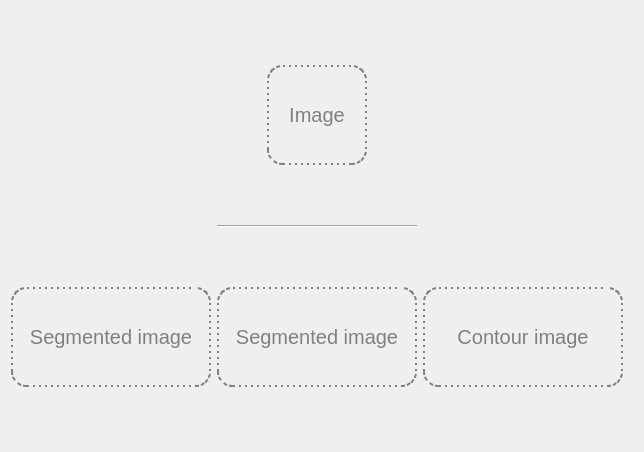
Armine13/Segmentation_Project, file GUI/tab.ui: the form before one commit.
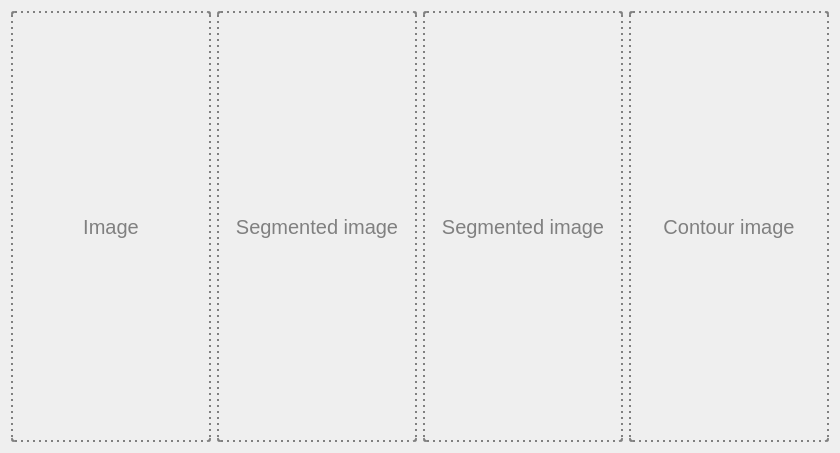
The form after the commit.

The edit to the form file:
```diff
--- a/GUI/tab.ui
+++ b/GUI/tab.ui
@@ -6,240 +6,115 @@
    <rect>
     <x>0</x>
     <y>0</y>
-    <width>644</width>
-    <height>452</height>
+    <width>840</width>
+    <height>453</height>
    </rect>
   </property>
   <property name="windowTitle">
    <string>Form</string>
   </property>
   <layout class="QGridLayout" name="gridLayout">
-   <item row="8" column="0">
-    <spacer name="horizontalSpacer_3">
-     <property name="orientation">
-      <enum>Qt::Horizontal</enum>
-     </property>
-     <property name="sizeHint" stdset="0">
-      <size>
-       <width>100</width>
-       <height>97</height>
-      </size>
-     </property>
-    </spacer>
-   </item>
-   <item row="6" column="2">
-    <spacer name="verticalSpacer_4">
-     <property name="orientation">
-      <enum>Qt::Vertical</enum>
-     </property>
-     <property name="sizeHint" stdset="0">
-      <size>
-       <width>20</width>
-       <height>40</height>
-      </size>
-     </property>
-    </spacer>
-   </item>
-   <item row="2" column="0">
-    <spacer name="horizontalSpacer">
-     <property name="orientation">
-      <enum>Qt::Horizontal</enum>
-     </property>
-     <property name="sizeHint" stdset="0">
-      <size>
-       <width>40</width>
-       <height>20</height>
-      </size>
-     </property>
-    </spacer>
-   </item>
-   <item row="0" column="2">
-    <spacer name="verticalSpacer_2">
-     <property name="orientation">
-      <enum>Qt::Vertical</enum>
-     </property>
-     <property name="sizeHint" stdset="0">
-      <size>
-       <width>20</width>
-       <height>28</height>
-      </size>
-     </property>
-    </spacer>
-   </item>
-   <item row="8" column="5">
-    <spacer name="horizontalSpacer_4">
-     <property name="orientation">
-      <enum>Qt::Horizontal</enum>
-     </property>
-     <property name="sizeHint" stdset="0">
-      <size>
-       <width>131</width>
-       <height>20</height>
-      </size>
-     </property>
-    </spacer>
-   </item>
-   <item row="8" column="3">
-    <widget class="QLabel" name="label_cont">
-     <property name="minimumSize">
-      <size>
-       <width>200</width>
-       <height>100</height>
-      </size>
-     </property>
-     <property name="font">
-      <font>
-       <pointsize>15</pointsize>
-      </font>
-     </property>
-     <property name="autoFillBackground">
-      <bool>false</bool>
-     </property>
-     <property name="styleSheet">
-      <string notr="true">border-style: dotted; 
+   <item row="0" column="0">
+    <layout class="QGridLayout" name="gridLayout_main">
+     <item row="0" column="2">
+      <widget class="QLabel" name="label_seg_1">
+       <property name="minimumSize">
+        <size>
+         <width>200</width>
+         <height>400</height>
+        </size>
+       </property>
+       <property name="font">
+        <font>
+         <pointsize>15</pointsize>
+        </font>
+       </property>
+       <property name="autoFillBackground">
+        <bool>false</bool>
+       </property>
+       <property name="styleSheet">
+        <string notr="true">border-style: dotted; 
 border-color: grey;
 border-width: 1.5px;
-border-radius: 15px;
+border-radius: 3px;
 color: grey;</string>
-     </property>
-     <property name="text">
-      <string>Contour image</string>
-     </property>
-     <property name="alignment">
-      <set>Qt::AlignCenter</set>
-     </property>
-    </widget>
-   </item>
-   <item row="8" column="2" alignment="Qt::AlignHCenter">
-    <widget class="QLabel" name="label_seg">
-     <property name="minimumSize">
-      <size>
-       <width>200</width>
-       <height>100</height>
-      </size>
-     </property>
-     <property name="maximumSize">
-      <size>
-       <width>200</width>
-       <height>16777215</height>
-      </size>
-     </property>
-     <property name="font">
-      <font>
-       <pointsize>15</pointsize>
-      </font>
-     </property>
-     <property name="autoFillBackground">
-      <bool>false</bool>
-     </property>
-     <property name="styleSheet">
-      <string notr="true">border-style: dotted; 
+       </property>
+       <property name="text">
+        <string>Segmented image</string>
+       </property>
+       <property name="alignment">
+        <set>Qt::AlignCenter</set>
+       </property>
+      </widget>
+     </item>
+     <item row="0" column="1">
+      <widget class="QLabel" name="label_seg">
+       <property name="minimumSize">
+        <size>
+         <width>200</width>
+         <height>400</height>
+        </size>
+       </property>
+       <property name="font">
+        <font>
+         <pointsize>15</pointsize>
+        </font>
+       </property>
+       <property name="autoFillBackground">
+        <bool>false</bool>
+       </property>
+       <property name="styleSheet">
+        <string notr="true">border-style: dotted; 
 border-color: grey;
 border-width: 1.5px;
-border-radius: 15px;
+border-radius: 3px;
 color: grey;</string>
-     </property>
-     <property name="text">
-      <string>Segmented image</string>
-     </property>
-     <property name="alignment">
-      <set>Qt::AlignCenter</set>
-     </property>
-    </widget>
-   </item>
-   <item row="8" column="1">
-    <widget class="QLabel" name="label_seg_1">
-     <property name="minimumSize">
-      <size>
-       <width>200</width>
-       <height>100</height>
-      </size>
-     </property>
-     <property name="font">
-      <font>
-       <pointsize>15</pointsize>
-      </font>
-     </property>
-     <property name="autoFillBackground">
-      <bool>false</bool>
-     </property>
-     <property name="styleSheet">
-      <string notr="true">border-style: dotted; 
+       </property>
+       <property name="text">
+        <string>Segmented image</string>
+       </property>
+       <property name="alignment">
+        <set>Qt::AlignCenter</set>
+       </property>
+      </widget>
+     </item>
+     <item row="0" column="3">
+      <widget class="QLabel" name="label_cont">
+       <property name="minimumSize">
+        <size>
+         <width>200</width>
+         <height>400</height>
+        </size>
+       </property>
+       <property name="font">
+        <font>
+         <pointsize>15</pointsize>
+        </font>
+       </property>
+       <property name="autoFillBackground">
+        <bool>false</bool>
+       </property>
+       <property name="styleSheet">
+        <string notr="true">border-style: dotted; 
 border-color: grey;
 border-width: 1.5px;
-border-radius: 15px;
+border-radius: 3px;
 color: grey;</string>
-     </property>
-     <property name="text">
-      <string>Segmented image</string>
-     </property>
-     <property name="alignment">
-      <set>Qt::AlignCenter</set>
-     </property>
-    </widget>
-   </item>
-   <item row="9" column="2">
-    <spacer name="verticalSpacer_3">
-     <property name="orientation">
-      <enum>Qt::Vertical</enum>
-     </property>
-     <property name="sizeHint" stdset="0">
-      <size>
-       <width>20</width>
-       <height>28</height>
-      </size>
-     </property>
-    </spacer>
-   </item>
-   <item row="3" column="2">
-    <spacer name="verticalSpacer">
-     <property name="orientation">
-      <enum>Qt::Vertical</enum>
-     </property>
-     <property name="sizeHint" stdset="0">
-      <size>
-       <width>20</width>
-       <height>40</height>
-      </size>
-     </property>
-    </spacer>
-   </item>
-   <item row="4" column="2">
-    <widget class="Line" name="line">
-     <property name="orientation">
-      <enum>Qt::Horizontal</enum>
-     </property>
-    </widget>
-   </item>
-   <item row="2" column="2">
-    <layout class="QHBoxLayout" name="horizontalLayout">
-     <property name="spacing">
-      <number>0</number>
-     </property>
-     <property name="sizeConstraint">
-      <enum>QLayout::SetMinimumSize</enum>
-     </property>
-     <item>
+       </property>
+       <property name="text">
+        <string>Contour image</string>
+       </property>
+       <property name="alignment">
+        <set>Qt::AlignCenter</set>
+       </property>
+      </widget>
+     </item>
+     <item row="0" column="0">
       <widget class="QLabel" name="label_image">
-       <property name="enabled">
-        <bool>true</bool>
-       </property>
-       <property name="sizePolicy">
-        <sizepolicy hsizetype="MinimumExpanding" vsizetype="Preferred">
-         <horstretch>0</horstretch>
-         <verstretch>0</verstretch>
-        </sizepolicy>
-       </property>
        <property name="minimumSize">
         <size>
-         <width>100</width>
-         <height>100</height>
-        </size>
-       </property>
-       <property name="maximumSize">
-        <size>
-         <width>100</width>
-         <height>16777215</height>
+         <width>200</width>
+         <height>400</height>
         </size>
        </property>
        <property name="font">
@@ -254,7 +129,7 @@
         <string notr="true">border-style: dotted; 
 border-color: grey;
 border-width: 1.5px;
-border-radius: 15px;
+border-radius: 3px;
 color: grey;</string>
        </property>
        <property name="text">
@@ -267,32 +142,6 @@
      </item>
     </layout>
    </item>
-   <item row="2" column="1">
-    <spacer name="horizontalSpacer_2">
-     <property name="orientation">
-      <enum>Qt::Horizontal</enum>
-     </property>
-     <property name="sizeHint" stdset="0">
-      <size>
-       <width>40</width>
-       <height>20</height>
-      </size>
-     </property>
-    </spacer>
-   </item>
-   <item row="2" column="3">
-    <spacer name="horizontalSpacer_5">
-     <property name="orientation">
-      <enum>Qt::Horizontal</enum>
-     </property>
-     <property name="sizeHint" stdset="0">
-      <size>
-       <width>40</width>
-       <height>20</height>
-      </size>
-     </property>
-    </spacer>
-   </item>
   </layout>
  </widget>
  <resources/>
```
